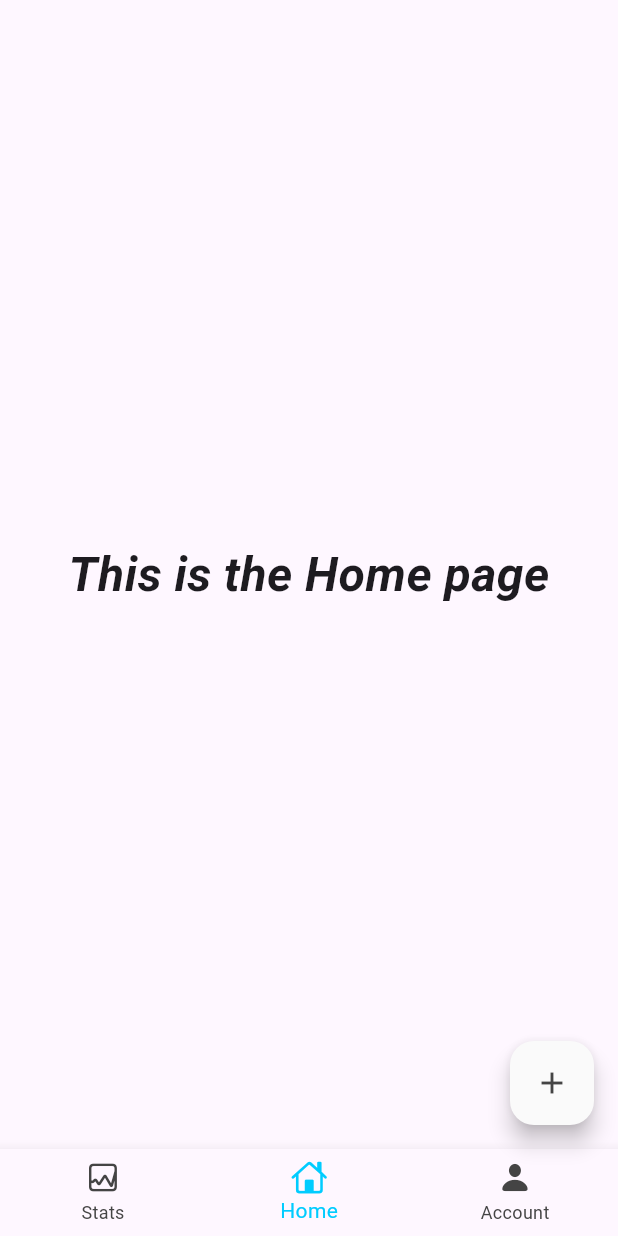
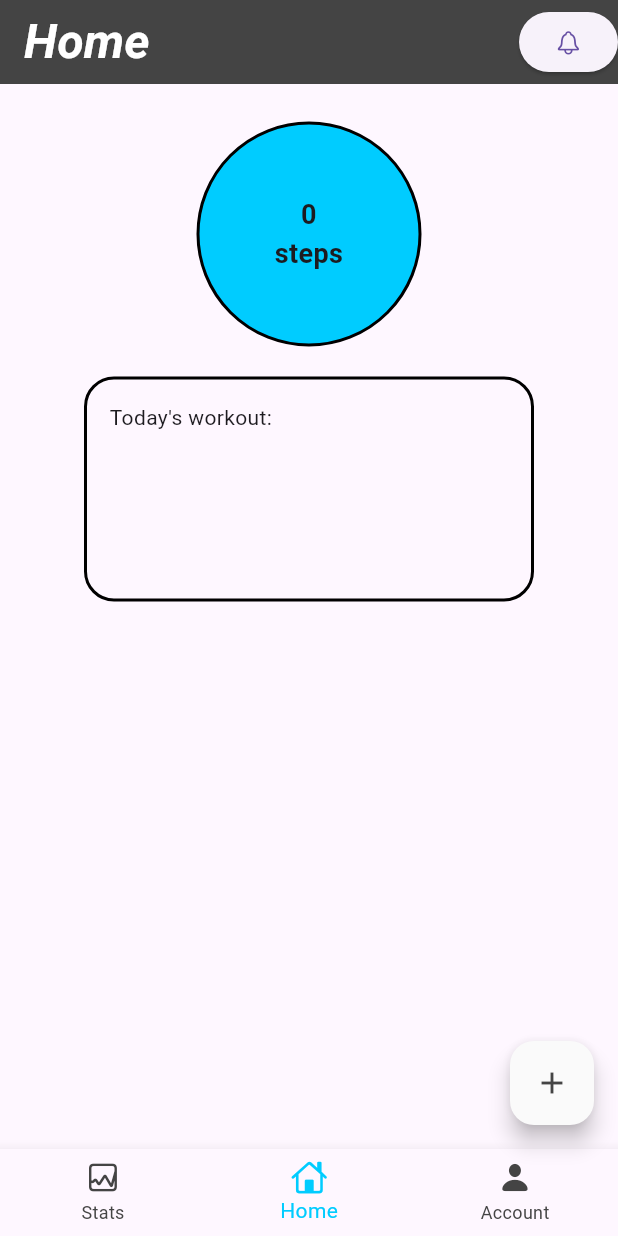
Before and after one commit to CSCI4100U/mobile-group-project-2023-mobile-devices, a Flutter app: the screen it shows after launch, on a phone screen of 412 x 824 dp. Run offline on Flutter 3.47's test engine with Material 2 defaults, Android fonts, the phone set to English and light mode, and no system bars; our stand-ins replace cloud_firestore, firebase_core, flutter_local_notifications, loading_animation_widget, pedometer, sqflite; accounts and stored records are empty; Roboto replaces fonts that are missing (Montserrat).

Commit message:
added dee's classes

```diff
--- a/elevar_fitness_tracker/lib/home_page/homepage.dart
+++ b/elevar_fitness_tracker/lib/home_page/homepage.dart
@@ -38,7 +38,7 @@ class HomePageState extends State<HomePage> {
   }
 
   HomePageState() {
-    pages = {0:statsBody(), 1:homeBody(), 2:accountBody(refresh)}; // the mapping of our pages for the navbar
+    pages = {0:statsBody(), 1:HomeBody(), 2:accountBody(refresh)}; // the mapping of our pages for the navbar
   }
 
   @override
--- a/elevar_fitness_tracker/lib/home_page/page_bodies/home_body.dart
+++ b/elevar_fitness_tracker/lib/home_page/page_bodies/home_body.dart
@@ -1,16 +1,188 @@
 /*
   This file returns the encapsulating body widget for the Home page
 */
+import 'package:flutter/cupertino.dart';
 import 'package:flutter/material.dart';
 import 'package:elevar_fitness_tracker/materials/styles.dart';
+import 'package:pedometer/pedometer.dart';
+import 'package:elevar_fitness_tracker/notifications/notifications.dart';
+import 'package:elevar_fitness_tracker/notifications/notification_page.dart';
 
-Widget homeBody() {
+class HomeBody extends StatefulWidget {
+  HomeBody({super.key});
+  @override
+  State<HomeBody> createState() => _HomeBodyState();
+}
+
+class _HomeBodyState extends State<HomeBody> {
   AppStyles styles = AppStyles();
 
-  return Center(
-    child: Text(
-      "This is the Home page",
-      style: styles.getHeadingStyle(),
-    ),
-  );
+//get out-of app notifications
+
+  final notifications = Notifications();
+  String notifTitle = "Elevar";
+  String notifBody =
+      "Welcome to Elevar! You have agreed to receive notifications for your workouts.";
+  String? payload;
+
+//Pedometer
+  late Stream<StepCount> _stepCountStream;
+  String _stepCount = "0";
+
+  IconData currentNotifIcon = CupertinoIcons.bell;
+
+  GlobalKey<ScaffoldState> scaffoldKey = GlobalKey<ScaffoldState>();
+
+  bool hasClicked = false;
+
+  @override
+  void initState() {
+    super.initState();
+    initPlatformState();
+  }
+
+  void _trackStepCount(StepCount event) {
+    setState(() {
+      _stepCount = event.steps.toString();
+    });
+  }
+
+  void _trackStepError(error) {
+    setState(() {
+      print("_trackStepError: $error");
+    });
+  }
+
+  void initPlatformState() {
+    _stepCountStream = Pedometer.stepCountStream;
+    _stepCountStream.listen(_trackStepCount).onError(_trackStepError);
+  }
+
+  void notificationIconChange() {
+    setState(() {
+      currentNotifIcon = (currentNotifIcon == CupertinoIcons.bell)
+          ? CupertinoIcons.bell_slash
+          : CupertinoIcons.bell;
+    });
+  }
+
+  void sendNotification() {
+    notifications.sendNotification(
+        notifTitle, notifBody, "This is the payload");
+  }
+
+  void showNotifAlert() {
+    showDialog(
+      context: scaffoldKey.currentContext!,
+      builder: (BuildContext context) {
+        return AlertDialog(
+          title: Text('You have opted to receive notifications', style: styles.getSubHeadingStyle(),),
+          content: Text(
+              'Hold the notification bell to see your list of workout notifications',
+              style: styles.getMainTextStyle(),
+              ),
+          actions: [
+            TextButton(
+              onPressed: () {
+                Navigator.of(context).pop();
+              },
+              child: Text('Confirm', style: styles.getMainTextStyle(),),
+            ),
+          ],
+        );
+      },
+    );
+  }
+
+  void handleNotifButton() {
+    if ((currentNotifIcon == CupertinoIcons.bell_slash) && (!hasClicked)) {
+      showNotifAlert();
+      hasClicked = true;
+    }
+    if (currentNotifIcon == CupertinoIcons.bell_slash) {
+      notificationIconChange();
+      sendNotification();
+    } else if (currentNotifIcon == CupertinoIcons.bell) {
+      notificationIconChange();
+    }
+  }
+
+  @override
+  Widget build(BuildContext context) {
+    notifications.init();
+
+    return Scaffold(
+      key: scaffoldKey,
+      appBar: AppBar(
+        title: Text("Home", style: styles.getHeadingStyle(Colors.white)),
+        backgroundColor: styles.getObjectColor(),
+        actions: [
+          ElevatedButton(
+            child: Icon(currentNotifIcon),
+            onPressed: handleNotifButton,
+            onLongPress: () {
+              Navigator.push(
+                  context,
+                  MaterialPageRoute(
+                    builder: ((context) => const NotifPage()),
+                  ));
+            },
+          )
+        ],
+      ),
+      body: Padding(
+        padding: const EdgeInsets.only(left: 10.0, right: 10.0, top:25.0, bottom: 10.0),
+        child: Column(
+          mainAxisAlignment: MainAxisAlignment.start,
+          crossAxisAlignment: CrossAxisAlignment.center,
+          children: [
+            SizedBox(
+              width: double.infinity,
+              height: 150.0,
+              child: Stack(
+                alignment: Alignment.center,
+                children: [
+                  Container(
+                    width: 150.0,
+                    height: 150.0,
+                    decoration: BoxDecoration(
+                      color: const Color(0xFF00CCFF),
+                      borderRadius: BorderRadius.circular(100.0),
+                      border: Border.all(width: 2.0)
+                    ),
+                  ),
+                  Text(
+                    "$_stepCount\nsteps",
+                    style: styles.getSubHeadingStyle(),
+                    textAlign: TextAlign.center,
+                  ),
+                ],
+              ),
+            ),
+
+            Padding(
+              padding: const EdgeInsets.only(top:10.0),
+              child: Container(
+                width: 300.0,
+                height: 150.0,
+                margin: styles.getDefaultInsets(),
+                decoration: BoxDecoration(
+                  borderRadius: BorderRadius.circular(20.0),
+                  border: Border.all(color: Colors.black, width: 2.0),
+                ),
+                child: Padding(
+                  padding: const EdgeInsets.all(15.0),
+                  child: Text(
+                    'Today\'s workout:',
+                    style: styles.getMainTextStyle(),
+                    textAlign: TextAlign.left,
+                  ),
+                ),
+              ),
+            ),
+          ],
+        ),
+      )
+    );
+  }
 }
--- a/elevar_fitness_tracker/lib/home_page/page_bodies/stats_body.dart
+++ b/elevar_fitness_tracker/lib/home_page/page_bodies/stats_body.dart
@@ -30,7 +30,7 @@ class statsBody extends StatelessWidget {
                 var exercise = maxStats[index];
                 return ListTile(
                   title:
-                      Text(exercise['name'], style: styles.getMainTextStyle()),
+                      Text(exercise['name'], style: styles.getSubHeadingStyle()),
                   subtitle: Text(
                     'Max Reps: ${exercise['maxReps']} | Max Weight: ${exercise['maxWeight']} lbs',
                     style: styles.getMainTextStyle(),
--- a/elevar_fitness_tracker/lib/home_page/page_bodies/workout_page/Exercise_selection_page/add_exercise.dart
+++ b/elevar_fitness_tracker/lib/home_page/page_bodies/workout_page/Exercise_selection_page/add_exercise.dart
@@ -125,12 +125,13 @@ class AddExerciseState extends State<AddExercise> {
                 child: ElevatedButton(
                   style: ButtonStyle(
                     backgroundColor: MaterialStateProperty.all<Color>(
-                        styles.getObjectColor()),
+                        styles.getHighlightColor()),
                     elevation: MaterialStateProperty.all<double>(4.0),
+                    side: MaterialStateProperty.all<BorderSide>(const BorderSide(color:Colors.black, width: 2.0))
                   ),
                   child: Text(
                     'Add All',
-                    style: styles.getSubHeadingStyle(Colors.white),
+                    style: styles.getSubHeadingStyle(Colors.black),
                   ),
                   onPressed: () {
                     Navigator.pop(context, selectedExercises);
--- a/elevar_fitness_tracker/lib/home_page/page_bodies/workout_page/workout_body.dart
+++ b/elevar_fitness_tracker/lib/home_page/page_bodies/workout_page/workout_body.dart
@@ -40,9 +40,9 @@ class WorkoutPageState extends State<WorkoutPage> {
               width: double.infinity,
               child: TextButton(
                 style: ButtonStyle(
-                  backgroundColor: MaterialStateProperty.all<Color>(styles.getObjectColor()),
+                  backgroundColor: MaterialStateProperty.all<Color>(styles.getHighlightColor()),
                   elevation: MaterialStateProperty.all<double>(4.0),
-                  side: MaterialStateProperty.all<BorderSide>(const BorderSide(color:Colors.black,))
+                  side: MaterialStateProperty.all<BorderSide>(const BorderSide(color:Colors.black, width: 2.0))
                 ),
                 onPressed: () async {
                   List<ExerciseItem> newExercises = await Navigator.push(
@@ -58,7 +58,7 @@ class WorkoutPageState extends State<WorkoutPage> {
                 },
                 child: Text(
                   'Add New Exercise',
-                  style: styles.getSubHeadingStyle(Colors.white),
+                  style: styles.getSubHeadingStyle(Colors.black),
                 )
               ),
             ),
--- a/elevar_fitness_tracker/lib/local_storage/exercises_db_model.dart
+++ b/elevar_fitness_tracker/lib/local_storage/exercises_db_model.dart
@@ -98,7 +98,7 @@ class ExerciseDBModel {
       [name],
     );
 
-    if (result.isNotEmpty && result.first != null) {
+    if (result.isNotEmpty) {
       return result.first;
     } else {
       return {
--- /dev/null
+++ b/elevar_fitness_tracker/lib/notifications/notifications.dart
@@ -0,0 +1,45 @@
+import 'package:flutter_local_notifications/flutter_local_notifications.dart';
+
+class Notifications {
+  final channelID = "testNotif";
+  final channelName = "Test Notification";
+  final channelDescription = "Test Notification Description";
+
+  //Configure plugin using platform specific details
+  var _flutterLocalNotificationsPlugin = FlutterLocalNotificationsPlugin();
+  NotificationDetails? _platformChannelInfo;
+  var _notificationID = 100;
+
+  init() {
+    var initializationSettingsAndroid =
+        AndroidInitializationSettings('@mipmap/ic_launcher');
+
+    var initializationSettings = InitializationSettings(
+      android: initializationSettingsAndroid,
+    );
+    _flutterLocalNotificationsPlugin.initialize(
+      initializationSettings,
+      onDidReceiveNotificationResponse: onDidReceiveNotificationResponse,
+    );
+    var androidChannelInfo = AndroidNotificationDetails(channelID, channelName,
+        channelDescription: channelDescription);
+
+    _platformChannelInfo = NotificationDetails(android: androidChannelInfo);
+  }
+
+  void sendNotification(String title, String body, String payload) {
+    print(_flutterLocalNotificationsPlugin.toString());
+
+    _flutterLocalNotificationsPlugin.show(
+        _notificationID++, title, body, _platformChannelInfo,
+        payload: payload);
+  }
+
+  Future onDidReceiveNotificationResponse(
+      NotificationResponse notificationResponse) async {
+    if (notificationResponse != null) {
+      print("NotificationResponse::payload = "
+          "${notificationResponse.payload}");
+    }
+  }
+}
```
Also changed, not shown: elevar_fitness_tracker/lib/notifications/notification_page.dart (added, +28 -0 lines), elevar_fitness_tracker/pubspec.yaml (+5 -3 lines), elevar_fitness_tracker/pubspec.lock, 2 other files.
